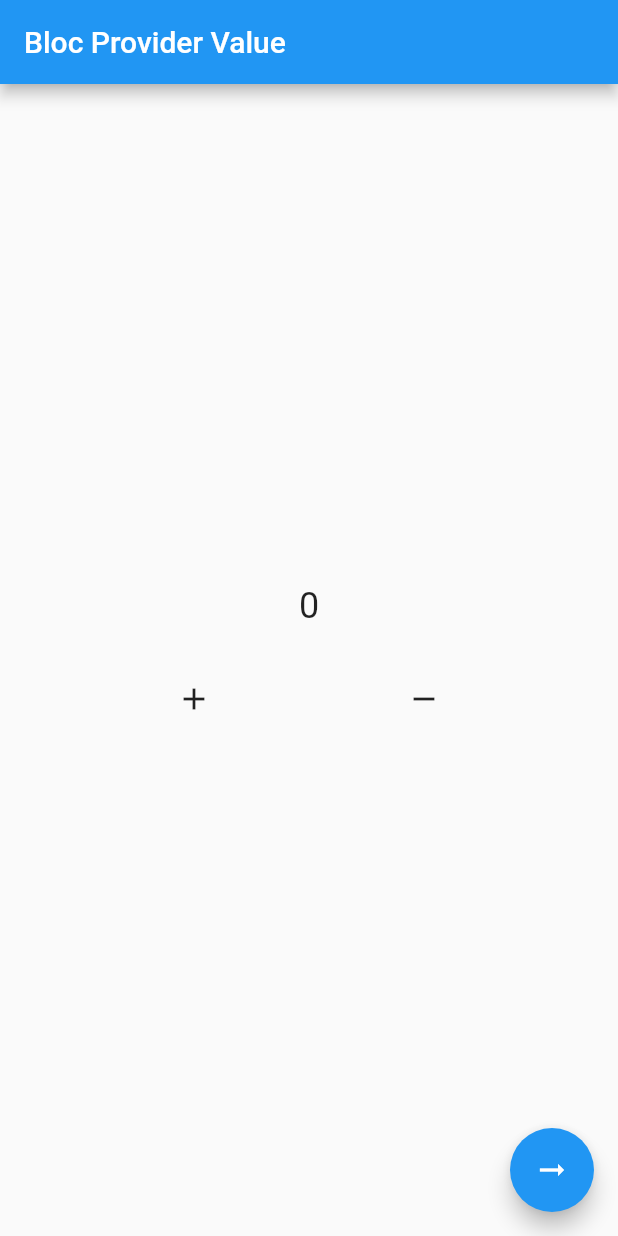
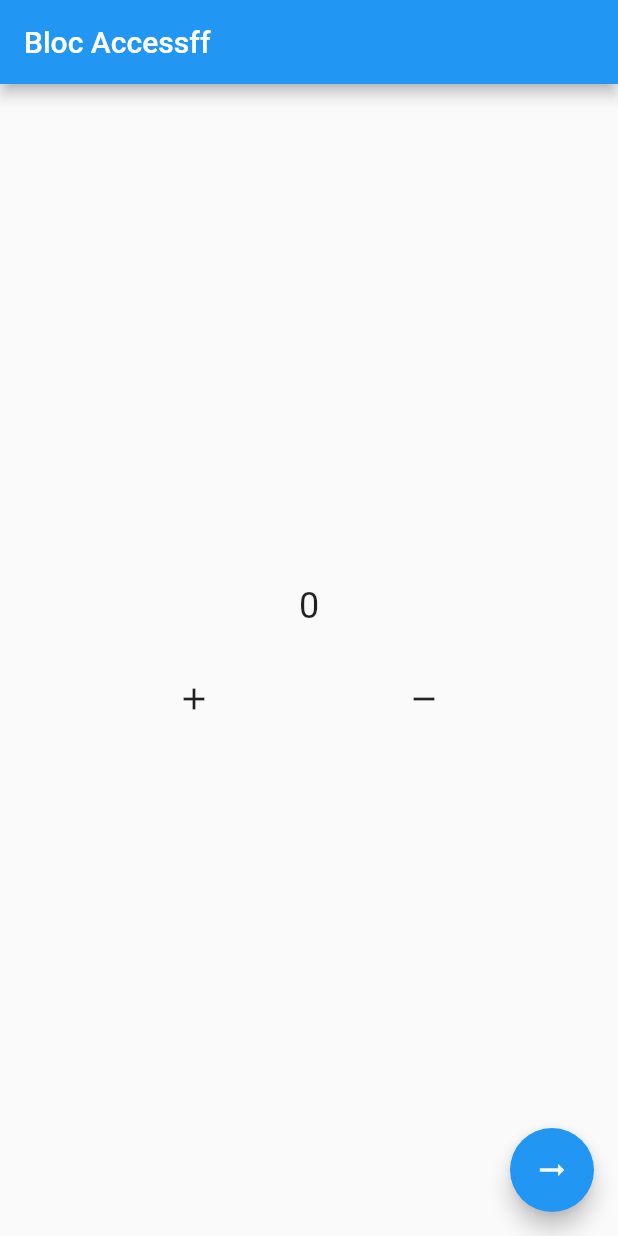
Before and after one commit to hib4/flutter-bloc, a Flutter app: the screen it shows after launch, on a phone screen of 412 x 824 dp. Run offline on Flutter 3.47's test engine with Material 2 defaults, Android fonts, the phone set to English and light mode, and no system bars; our stand-ins replace bloc, flutter_bloc.

Commit message:
feat: [HF] 10-generated route access

```diff
--- a/lib/10_bloc_access/10_bloc_access.dart
+++ b/lib/10_bloc_access/10_bloc_access.dart
@@ -20,7 +20,7 @@ class LearnBlocAccess extends StatelessWidget {
         child: const Icon(Icons.arrow_right_alt),
       ),
       appBar: AppBar(
-        title: const Text('Bloc Provider Value'),
+        title: const Text('Bloc Accessff'),
       ),
       body: Column(
         mainAxisAlignment: MainAxisAlignment.center,
--- /dev/null
+++ b/lib/10_bloc_access/routes/routes.dart
@@ -0,0 +1,22 @@
+import 'package:flutter/material.dart';
+import 'package:learn_bloc/10_bloc_access/10_bloc_access.dart';
+import 'package:learn_bloc/10_bloc_access/other/other.dart';
+
+class Routes {
+  Route onGenerateRoute(RouteSettings settings) {
+    switch (settings.name) {
+      case '/':
+        return MaterialPageRoute(
+          builder: (context) => const LearnBlocAccess(),
+        );
+      case '/other':
+        return MaterialPageRoute(
+          builder: (context) => const Other(),
+        );
+      default:
+        return MaterialPageRoute(
+          builder: (context) => const LearnBlocAccess(),
+        );
+    }
+  }
+}
--- a/lib/main.dart
+++ b/lib/main.dart
@@ -12,6 +12,7 @@ import 'package:learn_bloc/10_bloc_access/bloc/counter.dart';
 import 'package:learn_bloc/08_dependency_injection/08_dependency_injection.dart';
 import 'package:learn_bloc/10_bloc_access/10_bloc_access.dart';
 import 'package:learn_bloc/10_bloc_access/other/other.dart';
+import 'package:learn_bloc/10_bloc_access/routes/routes.dart';
 
 void main() {
   runApp(const MyApp());
@@ -27,11 +28,7 @@ class MyApp extends StatelessWidget {
       child: MaterialApp(
         title: 'Learn BLoC',
         debugShowCheckedModeBanner: false,
-        initialRoute: '/',
-        routes: {
-          '/': (context) => const LearnBlocAccess(),
-          '/other': (context) => const Other(),
-        },
+        onGenerateRoute: Routes().onGenerateRoute,
       ),
     );
   }
```
